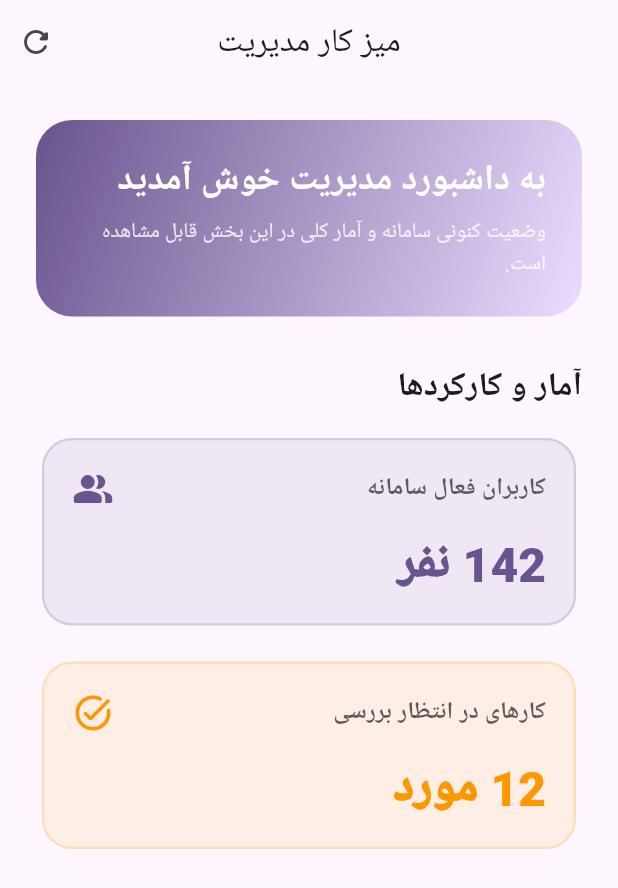
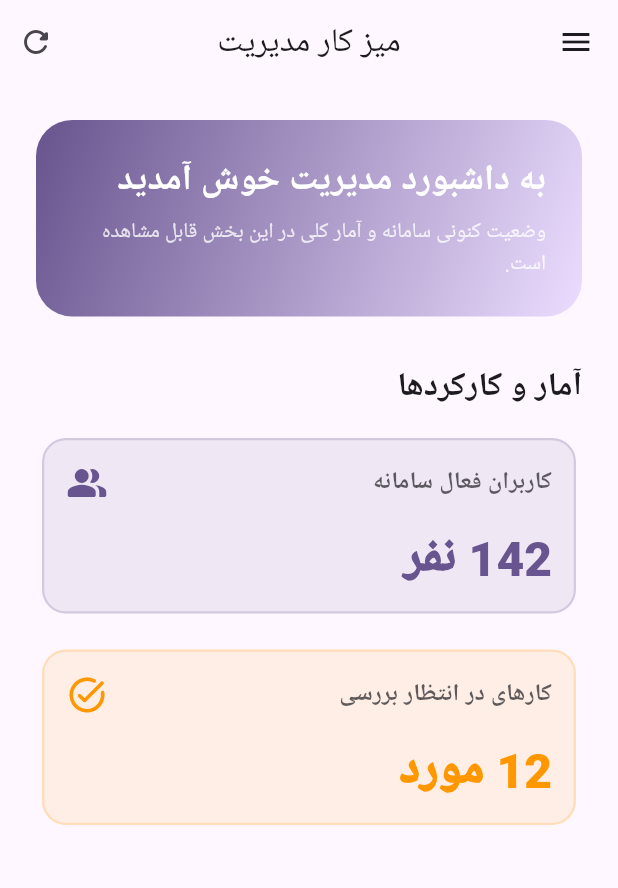
Before and after one commit to Mehrsad-p/flutter_material_enterprise_starter, a Flutter app: the screen it shows after launch, on a phone screen of 412 x 824 dp. Shown: the top 888 px of the screen. Run offline on Flutter 3.47's test engine with Material 3 defaults, Android fonts, the phone set to English and light mode, and no system bars; our stand-ins replace dio, easy_localization, flutter_riverpod, freezed_annotation, go_router, logger and 2 more; missing offline and left inert: dio_cache_interceptor; generated files the repository leaves out were written again; Roboto replaces fonts that are missing (IRANSans).

Commit message:
feat: implement Dio networking layer with auth interceptor and add basic home UI components

```diff
--- a/lib/app/router/app_router.dart
+++ b/lib/app/router/app_router.dart
@@ -26,6 +26,11 @@ GoRouter appRouter(Ref ref) {
         name: AppRoutes.home,
         builder: (context, state) => const Scaffold(body: HomeView()),
       ),
+      GoRoute(
+        path: AppRoutes.settings,
+        name: AppRoutes.settings,
+        builder: (context, state) => const SettingsPage(),
+      ),
     ],
     errorBuilder: (context, state) =>
         Scaffold(body: Center(child: Text('Error: ${state.error}'))),
--- a/lib/app/router/app_routes.dart
+++ b/lib/app/router/app_routes.dart
@@ -7,4 +7,5 @@ abstract class AppRoutes {
   static const String launcher = '/laucher';
   static const String login = '/login';
   static const String auth = '/auth';
+  static const String settings = '/settings';
 }
--- a/lib/features/home/presentation/views/home_view.dart
+++ b/lib/features/home/presentation/views/home_view.dart
@@ -1,4 +1,8 @@
 import 'package:flutter/material.dart';
+import 'package:easy_localization/easy_localization.dart';
+import 'package:flutter_material_enterprise_starter/core/design_system/tokens/app_spacing.dart';
+import 'package:flutter_material_enterprise_starter/core/design_system/tokens/app_radius.dart';
+import 'package:flutter_material_enterprise_starter/generated/locale_keys.g.dart';
 import 'package:flutter_material_enterprise_starter/features/home/presentation/controllers/home_controller.dart';
 import 'package:flutter_material_enterprise_starter/features/home/presentation/states/home_state.dart';
 import 'package:flutter_material_enterprise_starter/features/home/presentation/widgets/home_card_widget.dart';
@@ -14,7 +18,7 @@ class HomeView extends ConsumerWidget {
 
     return Scaffold(
       appBar: AppBar(
-        title: const Text('میز کار مدیریت'),
+        title: Text(LocaleKeys.dashboard_title.tr()),
         centerTitle: true,
         actions: [
           IconButton(
@@ -22,6 +26,51 @@ class HomeView extends ConsumerWidget {
             onPressed: () => ref.read(homeControllerProvider.notifier).loadDashboard(),
           ),
         ],
+      ),
+      drawer: Drawer(
+        child: SafeArea(
+          child: Column(
+            children: [
+              DrawerHeader(
+                decoration: BoxDecoration(
+                  color: theme.colorScheme.primaryContainer,
+                ),
+                child: Center(
+                  child: Column(
+                    mainAxisAlignment: MainAxisAlignment.center,
+                    children: [
+                      Icon(
+                        Icons.admin_panel_settings_rounded,
+                        size: 48,
+                        color: theme.colorScheme.onPrimaryContainer,
+                      ),
+                      AppSpacing.verticalSpaceS,
+                      Text(
+                        LocaleKeys.app_name.tr(),
+                        style: theme.textTheme.titleMedium?.copyWith(
+                          fontWeight: FontWeight.bold,
+                          color: theme.colorScheme.onPrimaryContainer,
+                        ),
+                      ),
+                    ],
+                  ),
+                ),
+              ),
+              ListTile(
+                leading: const Icon(Icons.dashboard_rounded),
+                title: Text(LocaleKeys.dashboard_title.tr()),
+                onTap: () => Navigator.pop(context),
+              ),
+              ListTile(
+                leading: const Icon(Icons.settings_rounded),
+                title: Text(LocaleKeys.settings.tr()),
+                onTap: () {
+                  Navigator.pop(context);
+                },
+              ),
+            ],
+          ),
+        ),
       ),
       body: SafeArea(
         child: state.when(
@@ -40,30 +89,30 @@ class HomeView extends ConsumerWidget {
                   color: theme.colorScheme.error,
                   size: 48,
                 ),
-                const SizedBox(height: 16),
+                AppSpacing.verticalSpaceL,
                 Text(
                   message,
                   style: theme.textTheme.titleMedium?.copyWith(
                     color: theme.colorScheme.error,
                   ),
                 ),
-                const SizedBox(height: 16),
+                AppSpacing.verticalSpaceL,
                 FilledButton.icon(
                   onPressed: () => ref.read(homeControllerProvider.notifier).loadDashboard(),
                   icon: const Icon(Icons.refresh_rounded),
-                  label: const Text('تلاش مجدد'),
+                  label: Text(LocaleKeys.retry.tr()),
                 ),
               ],
             ),
           ),
           success: (summary) => SingleChildScrollView(
-            padding: const EdgeInsets.all(24.0),
+            padding: AppSpacing.paddingAllXl,
             child: Column(
               crossAxisAlignment: CrossAxisAlignment.start,
               children: [
                 Container(
                   width: double.infinity,
-                  padding: const EdgeInsets.all(24.0),
+                  padding: AppSpacing.paddingAllXl,
                   decoration: BoxDecoration(
                     gradient: LinearGradient(
                       colors: [
@@ -73,7 +122,7 @@ class HomeView extends ConsumerWidget {
                       begin: Alignment.topLeft,
                       end: Alignment.bottomRight,
                     ),
-                    borderRadius: BorderRadius.circular(24),
+                    borderRadius: AppRadius.borderRadiusXl,
                   ),
                   child: Column(
                     crossAxisAlignment: CrossAxisAlignment.start,
@@ -85,9 +134,9 @@ class HomeView extends ConsumerWidget {
                           fontWeight: FontWeight.bold,
                         ),
                       ),
-                      const SizedBox(height: 8),
+                      AppSpacing.verticalSpaceS,
                       Text(
-                        'وضعیت کنونی سامانه و آمار کلی در این بخش قابل مشاهده است.',
+                        LocaleKeys.dashboard_desc.tr(),
                         style: theme.textTheme.bodyMedium?.copyWith(
                           color: theme.colorScheme.onPrimary.withValues(alpha: 0.8),
                         ),
@@ -95,24 +144,24 @@ class HomeView extends ConsumerWidget {
                     ],
                   ),
                 ),
-                const SizedBox(height: 32),
+                AppSpacing.verticalSpaceXxl,
                 Text(
-                  'آمار و کارکردها',
+                  LocaleKeys.dashboard_stats_title.tr(),
                   style: theme.textTheme.titleLarge?.copyWith(
                     fontWeight: FontWeight.bold,
                   ),
                 ),
-                const SizedBox(height: 16),
+                AppSpacing.verticalSpaceL,
                 HomeCardWidget(
-                  title: 'کاربران فعال سامانه',
-                  value: '${summary.activeUsersCount} نفر',
+                  title: LocaleKeys.active_users.tr(),
+                  value: LocaleKeys.people_count.tr(args: [summary.activeUsersCount.toString()]),
                   icon: Icons.people_alt_rounded,
                   color: theme.colorScheme.primary,
                 ),
-                const SizedBox(height: 16),
+                AppSpacing.verticalSpaceL,
                 HomeCardWidget(
-                  title: 'کارهای در انتظار بررسی',
-                  value: '${summary.pendingTasksCount} مورد',
+                  title: LocaleKeys.pending_tasks.tr(),
+                  value: LocaleKeys.tasks_count.tr(args: [summary.pendingTasksCount.toString()]),
                   icon: Icons.task_alt_rounded,
                   color: Colors.orange,
                 ),
--- a/lib/features/home/presentation/widgets/home_card_widget.dart
+++ b/lib/features/home/presentation/widgets/home_card_widget.dart
@@ -1,4 +1,6 @@
 import 'package:flutter/material.dart';
+import 'package:flutter_material_enterprise_starter/core/design_system/tokens/app_spacing.dart';
+import 'package:flutter_material_enterprise_starter/core/design_system/tokens/app_radius.dart';
 
 class HomeCardWidget extends StatelessWidget {
   final String title;
@@ -22,14 +24,14 @@ class HomeCardWidget extends StatelessWidget {
       elevation: 0,
       color: color.withValues(alpha: 0.1),
       shape: RoundedRectangleBorder(
-        borderRadius: BorderRadius.circular(20),
+        borderRadius: AppRadius.borderRadiusL,
         side: BorderSide(
           color: color.withValues(alpha: 0.2),
           width: 1.5,
         ),
       ),
       child: Padding(
-        padding: const EdgeInsets.all(20.0),
+        padding: AppSpacing.paddingAllL,
         child: Column(
           crossAxisAlignment: CrossAxisAlignment.start,
           children: [
@@ -46,7 +48,7 @@ class HomeCardWidget extends StatelessWidget {
                 Icon(icon, color: color, size: 28),
               ],
             ),
-            const SizedBox(height: 16),
+            AppSpacing.verticalSpaceL,
             Text(
               value,
               style: theme.textTheme.headlineLarge?.copyWith(
```
Also changed, not shown: assets/translations/en.json (+8 -1 lines), assets/translations/fa.json (+8 -1 lines), lib/core/network/dio_client.dart (added, +60 -0 lines), lib/core/network/interceptors/auth_interceptor.dart (added, +165 -0 lines), pubspec.yaml (+20 -12 lines), lib/core/network/dio_client.g.dart, lib/generated/locale_keys.g.dart (added), pubspec.lock, 3 other files.
